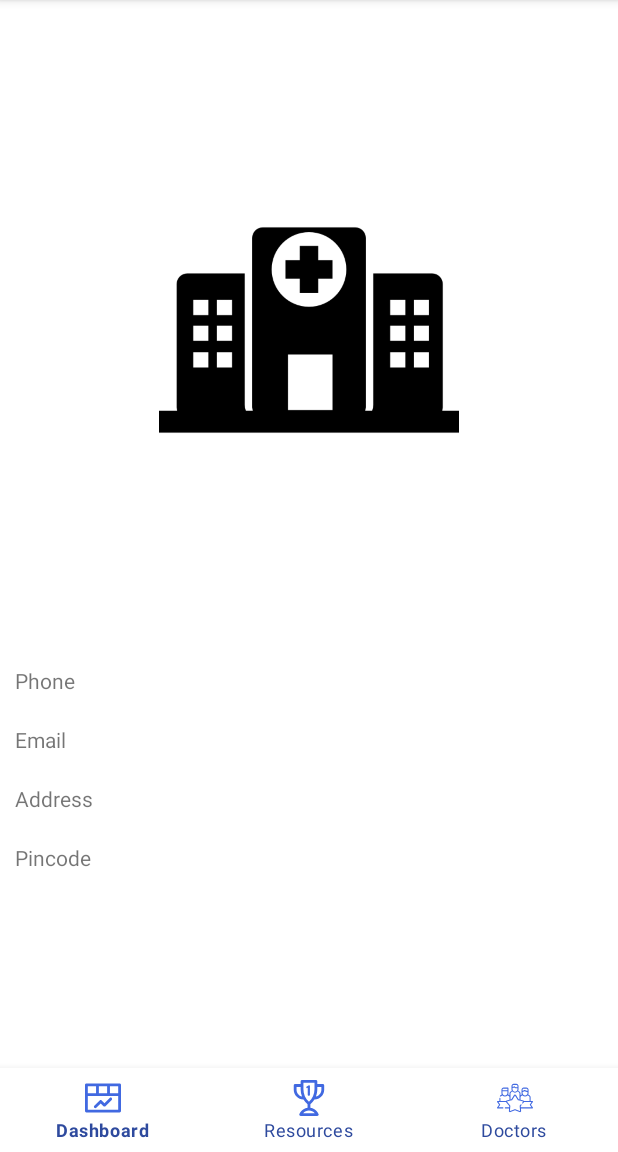
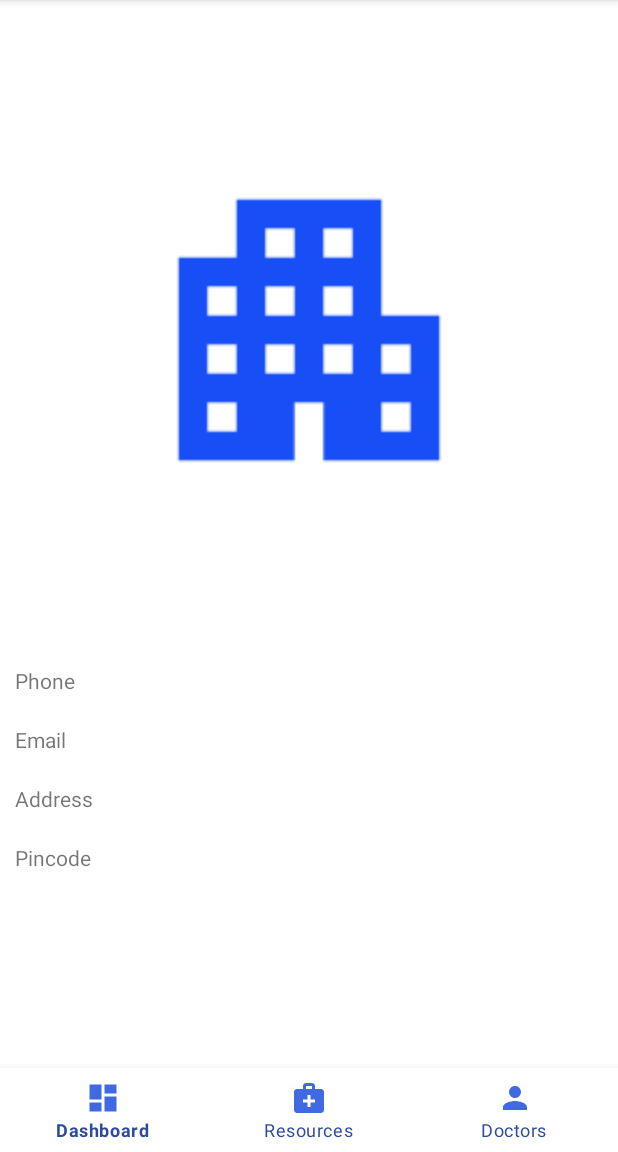
Before and after one commit to VcodeOrganic/MyCovidApp, an Android app: the screen it shows after launch once a user with an empty profile is signed in (MainActivity), on a phone screen of 412 x 824 dp, the part 84-1236 px from its top. Run offline under Robolectric (Android 15) with nearby library versions, the phone set to English and light mode, and no system bars; our stand-ins replace Firebase (no records; nobody signed in at launch, a user with empty details on screens opened directly).

Commit message:
Merge into master

```diff
--- /dev/null
+++ b/app/src/main/res/drawable/dashboard_svg.xml
@@ -0,0 +1,5 @@
+<vector android:height="24dp" android:tint="#184EF5"
+    android:viewportHeight="24" android:viewportWidth="24"
+    android:width="24dp" xmlns:android="http://schemas.android.com/apk/res/android">
+    <path android:fillColor="@android:color/white" android:pathData="M3,13h8L11,3L3,3v10zM3,21h8v-6L3,15v6zM13,21h8L21,11h-8v10zM13,3v6h8L21,3h-8z"/>
+</vector>
--- /dev/null
+++ b/app/src/main/res/drawable/hospital_svg_foreground.xml
@@ -0,0 +1,15 @@
+<vector xmlns:android="http://schemas.android.com/apk/res/android"
+    android:width="108dp"
+    android:height="108dp"
+    android:viewportWidth="108"
+    android:viewportHeight="108"
+    android:tint="#184EF5">
+  <group android:scaleX="2.61"
+      android:scaleY="2.61"
+      android:translateX="22.68"
+      android:translateY="22.68">
+    <path
+        android:fillColor="@android:color/white"
+        android:pathData="M17,11V3H7v4H3v14h8v-4h2v4h8V11H17zM7,19H5v-2h2V19zM7,15H5v-2h2V15zM7,11H5V9h2V11zM11,15H9v-2h2V15zM11,11H9V9h2V11zM11,7H9V5h2V7zM15,15h-2v-2h2V15zM15,11h-2V9h2V11zM15,7h-2V5h2V7zM19,19h-2v-2h2V19zM19,15h-2v-2h2V15z"/>
+  </group>
+</vector>
--- /dev/null
+++ b/app/src/main/res/drawable/ic_baseline_person_24.xml
@@ -0,0 +1,5 @@
+<vector android:height="24dp" android:tint="#184EF5"
+    android:viewportHeight="24" android:viewportWidth="24"
+    android:width="24dp" xmlns:android="http://schemas.android.com/apk/res/android">
+    <path android:fillColor="@android:color/white" android:pathData="M12,12c2.21,0 4,-1.79 4,-4s-1.79,-4 -4,-4 -4,1.79 -4,4 1.79,4 4,4zM12,14c-2.67,0 -8,1.34 -8,4v2h16v-2c0,-2.66 -5.33,-4 -8,-4z"/>
+</vector>
--- /dev/null
+++ b/app/src/main/res/drawable/resources_svg.xml
@@ -0,0 +1,5 @@
+<vector android:height="24dp" android:tint="#184EF5"
+    android:viewportHeight="24" android:viewportWidth="24"
+    android:width="24dp" xmlns:android="http://schemas.android.com/apk/res/android">
+    <path android:fillColor="@android:color/white" android:pathData="M20,6h-4V4c0,-1.1 -0.9,-2 -2,-2h-4C8.9,2 8,2.9 8,4v2H4C2.9,6 2,6.9 2,8v12c0,1.1 0.9,2 2,2h16c1.1,0 2,-0.9 2,-2V8C22,6.9 21.1,6 20,6zM10,4h4v2h-4V4zM16,15h-3v3h-2v-3H8v-2h3v-3h2v3h3V15z"/>
+</vector>
--- a/app/src/main/res/layout/fragment_dashboard.xml
+++ b/app/src/main/res/layout/fragment_dashboard.xml
@@ -11,11 +11,13 @@
 
     <!-- TODO: Update blank fragment layout -->
     <ImageView
-        android:gravity="center"
         android:id="@+id/imageView2"
         android:layout_width="200dp"
         android:layout_height="200dp"
-        android:src="@drawable/hospital_dashboard" />
+        android:gravity="center"
+        android:scaleX="2"
+        android:scaleY="2"
+        android:src="@drawable/hospital_svg_foreground" />
 
     <TextView
         android:id="@+id/textName"
--- a/app/src/main/res/menu/bottom_navigation_menu.xml
+++ b/app/src/main/res/menu/bottom_navigation_menu.xml
@@ -4,19 +4,19 @@
         android:id="@+id/dashboard"
         android:title="Dashboard"
         android:enabled="true"
-        android:icon="@drawable/ic_dashboard"
+        android:icon="@drawable/dashboard_svg"
         />
     <item
         android:id="@+id/resources"
         android:enabled="true"
-        android:icon="@drawable/ic_contest"
+        android:icon="@drawable/resources_svg"
         android:title="Resources"
         />
     <item
         android:id="@+id/doctors"
         android:enabled="true"
         android:title="Doctors"
-        android:icon="@drawable/ic_rating"
+        android:icon="@drawable/ic_baseline_person_24"
         />
 
 </menu>
--- /dev/null
+++ b/app/src/main/res/mipmap-anydpi-v26/hospital_svg.xml
@@ -0,0 +1,5 @@
+<?xml version="1.0" encoding="utf-8"?>
+<adaptive-icon xmlns:android="http://schemas.android.com/apk/res/android">
+    <background android:drawable="@color/hospital_svg_background"/>
+    <foreground android:drawable="@drawable/hospital_svg_foreground"/>
+</adaptive-icon>
--- /dev/null
+++ b/app/src/main/res/mipmap-anydpi-v26/hospital_svg_round.xml
@@ -0,0 +1,5 @@
+<?xml version="1.0" encoding="utf-8"?>
+<adaptive-icon xmlns:android="http://schemas.android.com/apk/res/android">
+    <background android:drawable="@color/hospital_svg_background"/>
+    <foreground android:drawable="@drawable/hospital_svg_foreground"/>
+</adaptive-icon>
--- /dev/null
+++ b/app/src/main/res/values/hospital_svg_background.xml
@@ -0,0 +1,4 @@
+<?xml version="1.0" encoding="utf-8"?>
+<resources>
+    <color name="hospital_svg_background">#FFFFFF</color>
+</resources>
--- a/build.gradle
+++ b/build.gradle
@@ -5,7 +5,7 @@ buildscript {
         jcenter()
     }
     dependencies {
-        classpath "com.android.tools.build:gradle:4.1.2"
+        classpath 'com.android.tools.build:gradle:4.2.2'
         classpath 'com.google.gms:google-services:4.3.8'
 
         // NOTE: Do not place your application dependencies here; they belong
```
Also changed, not shown: app/src/main/res/mipmap-hdpi/hospital_svg.png (added), app/src/main/res/mipmap-hdpi/hospital_svg_round.png (added), app/src/main/res/mipmap-mdpi/hospital_svg.png (added), app/src/main/res/mipmap-mdpi/hospital_svg_round.png (added), app/src/main/res/mipmap-xhdpi/hospital_svg.png (added), app/src/main/res/mipmap-xhdpi/hospital_svg_round.png (added), app/src/main/res/mipmap-xxhdpi/hospital_svg.png (added), app/src/main/res/mipmap-xxhdpi/hospital_svg_round.png (added), app/src/main/res/mipmap-xxxhdpi/hospital_svg.png (added), app/src/main/res/mipmap-xxxhdpi/hospital_svg_round.png (added), gradle/wrapper/gradle-wrapper.properties.
